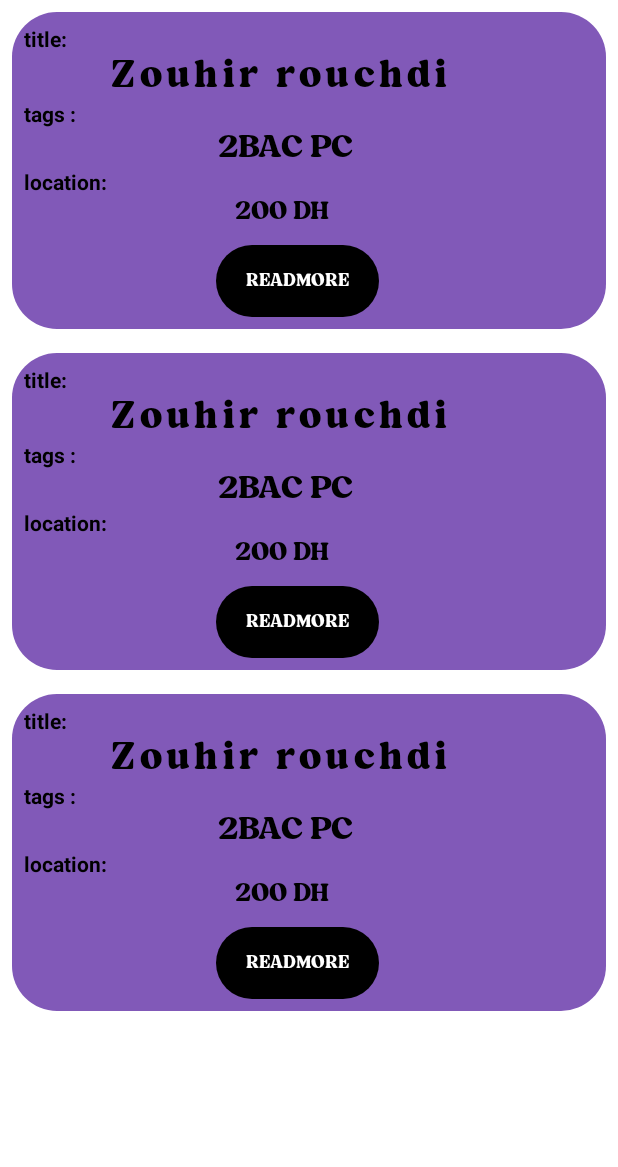
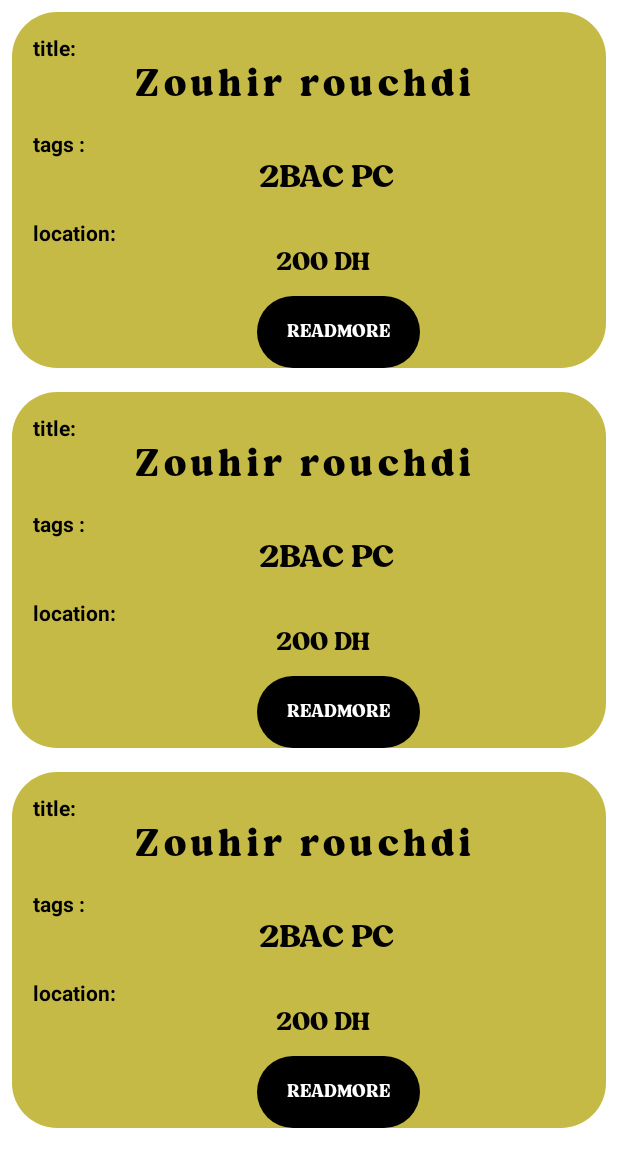
Before and after one commit to SIMON41246/Job-Finder-App, an Android app: the layout activity_main.xml on its own in the app's theme, with its tools: preview values and no code run, on a phone screen of 412 x 824 dp. Shown: the top 1167 px of the screen. Run offline under Robolectric (Android 15) with nearby library versions, the light colour scheme and no system bars.

Commit message:
Add splashscreen with change the design of the item of the job

```diff
--- a/app/src/main/java/com/example/jobsapi/ui/MainActivity.kt
+++ b/app/src/main/java/com/example/jobsapi/ui/MainActivity.kt
@@ -6,6 +6,7 @@ import android.net.Uri
 import android.os.Bundle
 import android.view.View
 import android.widget.Button
+import android.widget.Toast
 import androidx.appcompat.app.AppCompatActivity
 import androidx.lifecycle.ViewModelProvider
 import com.example.jobsapi.ViewModels.MyviewModel
@@ -87,6 +88,9 @@ class MainActivity : AppCompatActivity(), Adapter.Readmore {
         if (binding.wv.visibility == View.VISIBLE) {
             binding.wv.visibility = View.GONE
             binding.btn.visibility = View.GONE
+        } else {
+            Toast.makeText(this, "End App", Toast.LENGTH_SHORT).show()
+            finish()
         }
     }
 
--- /dev/null
+++ b/app/src/main/java/com/example/jobsapi/ui/SplashActivity.kt
@@ -0,0 +1,39 @@
+package com.example.jobsapi.ui
+
+import android.content.Intent
+import android.os.Bundle
+import android.os.Handler
+import android.os.Looper
+import android.view.View
+import android.view.WindowManager
+import androidx.appcompat.app.AppCompatActivity
+import com.example.jobsapi.databinding.ActivitySplashBinding
+
+class SplashActivity : AppCompatActivity() {
+    private lateinit var binding: ActivitySplashBinding
+    override fun onCreate(savedInstanceState: Bundle?) {
+        binding = ActivitySplashBinding.inflate(layoutInflater)
+        super.onCreate(savedInstanceState)
+        setContentView(binding.root)
+
+
+
+        window.setFlags(
+            WindowManager.LayoutParams.FLAG_FULLSCREEN, WindowManager.LayoutParams.FLAG_FULLSCREEN
+        )
+
+        // we used the postDelayed(Runnable, time) method
+        // to send a message with a delayed time.
+        //Normal Handler is deprecated , so we have to change the code little bit
+
+        // Handler().postDelayed({
+        Handler(Looper.getMainLooper()).postDelayed({
+            val intent = Intent(this, MainActivity::class.java)
+            startActivity(intent)
+            binding.progress.visibility = View.GONE
+            finish()
+        }, 3000)
+
+
+    }
+}
--- a/app/src/main/res/layout/activity_main.xml
+++ b/app/src/main/res/layout/activity_main.xml
@@ -19,12 +19,17 @@
         android:layout_height="match_parent"
         android:visibility="invisible" />
 
-    <Button
+    <androidx.appcompat.widget.AppCompatButton
         android:id="@+id/btn"
         android:layout_width="wrap_content"
         android:layout_height="wrap_content"
         android:layout_alignParentBottom="true"
         android:layout_centerInParent="true"
+        android:layout_marginBottom="10sp"
+        android:background="@drawable/corners"
+        android:backgroundTint="@color/purple_200"
+        android:paddingStart="30sp"
+        android:paddingEnd="30sp"
         android:text="Join Us"
         android:visibility="invisible" />
 
--- a/app/src/main/res/layout/item.xml
+++ b/app/src/main/res/layout/item.xml
@@ -1,42 +1,34 @@
 <?xml version="1.0" encoding="utf-8"?>
-<androidx.appcompat.widget.LinearLayoutCompat
-    xmlns:android="http://schemas.android.com/apk/res/android"
+
+
+<LinearLayout xmlns:android="http://schemas.android.com/apk/res/android"
     xmlns:app="http://schemas.android.com/apk/res-auto"
     android:layout_width="match_parent"
     android:layout_height="wrap_content"
     android:layout_margin="8dp"
     android:background="@drawable/corners"
-    android:backgroundTint="#8159B8"
+    android:backgroundTint="#C6BA46"
     android:elevation="10sp"
-    android:orientation="horizontal"
+    android:orientation="vertical"
     app:cardElevation="8dp">
-
-
-    <LinearLayout
-        android:layout_width="wrap_content"
-        android:layout_height="wrap_content"
-        android:orientation="horizontal">
-
-        <LinearLayout
-            android:layout_width="325dp"
-            android:layout_height="wrap_content"
-            android:layout_margin="8dp"
-            android:gravity="center_vertical"
-            android:orientation="vertical">
 
     <TextView
         android:layout_width="wrap_content"
         android:layout_height="wrap_content"
+        android:layout_marginStart="14dp"
+        android:layout_marginTop="14dp"
         android:text="title:"
         android:textColor="@color/black"
         android:textStyle="bold" />
 
     <TextView
         android:id="@+id/title"
-                android:layout_width="wrap_content"
+        android:layout_width="match_parent"
+        android:gravity="center_horizontal"
         android:layout_height="wrap_content"
         android:layout_gravity="center_horizontal"
-                android:layout_marginLeft="12dp"
+        android:layout_marginStart="12dp"
+        android:layout_marginEnd="12dp"
         android:fontFamily="@font/orange"
         android:letterSpacing="0.1"
         android:text="Zouhir rouchdi "
@@ -45,9 +37,10 @@
         android:textStyle="bold" />
 
     <TextView
-
         android:layout_width="wrap_content"
         android:layout_height="wrap_content"
+        android:layout_marginStart="14dp"
+        android:layout_marginTop="14dp"
         android:text="tags :"
         android:textColor="@color/black"
         android:textStyle="bold" />
@@ -67,6 +60,8 @@
     <TextView
         android:layout_width="wrap_content"
         android:layout_height="wrap_content"
+        android:layout_marginStart="14dp"
+        android:layout_marginTop="14dp"
         android:text="location:"
         android:textColor="@color/black"
         android:textStyle="bold" />
@@ -85,30 +80,19 @@
 
     <androidx.appcompat.widget.AppCompatButton
         android:id="@+id/btnReadMore"
+        android:layout_width="wrap_content"
+        android:layout_height="wrap_content"
+        android:layout_gravity="center_horizontal"
+        android:layout_marginStart="20sp"
+        android:layout_marginTop="12dp"
+        android:background="@drawable/corners"
+        android:backgroundTint="@color/black"
         android:clickable="true"
-                android:layout_marginTop="12dp"
+        android:fontFamily="@font/orange"
+        android:lineBreakStyle="normal"
         android:paddingStart="20sp"
         android:paddingEnd="20sp"
-                android:layout_width="wrap_content"
-                android:layout_height="wrap_content"
-                android:background="@drawable/corners"
-                android:backgroundTint="@color/black"
-                android:textColor="@color/white"
-                android:layout_gravity="center_horizontal"
-                android:layout_marginStart="20sp"
-                android:fontFamily="@font/orange"
-                android:lineBreakStyle="normal"
-                android:text="ReadMore" />
+        android:text="ReadMore"
+        android:textColor="@color/white" />
 
 </LinearLayout>
-
-        <LinearLayout
-            android:layout_width="wrap_content"
-            android:layout_height="wrap_content"
-            android:orientation="horizontal" />
-
-
-    </LinearLayout>
-
-
-</androidx.appcompat.widget.LinearLayoutCompat>
--- a/app/src/main/res/values-night/themes.xml
+++ b/app/src/main/res/values-night/themes.xml
@@ -1,6 +1,6 @@
 <resources xmlns:tools="http://schemas.android.com/tools">
     <!-- Base application theme. -->
-    <style name="Theme.JobsApi" parent="Theme.MaterialComponents.DayNight.DarkActionBar">
+    <style name="Theme.JobsApi" parent="Theme.MaterialComponents.DayNight.NoActionBar">
         <!-- Primary brand color. -->
         <item name="colorPrimary">@color/purple_200</item>
         <item name="colorPrimaryVariant">@color/purple_700</item>
--- a/app/src/main/res/values/themes.xml
+++ b/app/src/main/res/values/themes.xml
@@ -1,6 +1,6 @@
 <resources xmlns:tools="http://schemas.android.com/tools">
     <!-- Base application theme. -->
-    <style name="Theme.JobsApi" parent="Theme.MaterialComponents.DayNight.DarkActionBar">
+    <style name="Theme.JobsApi" parent="Theme.MaterialComponents.DayNight.NoActionBar">
         <!-- Primary brand color. -->
         <item name="colorPrimary">@color/purple_500</item>
         <item name="colorPrimaryVariant">@color/purple_700</item>
```
Also changed, not shown: app/src/main/AndroidManifest.xml (+6 -2 lines), app/src/main/res/layout/activity_splash.xml (added, +28 -0 lines), app/src/main/res/drawable-v24/project.png (added). Lines whose indentation alone changed are shown as unchanged.
